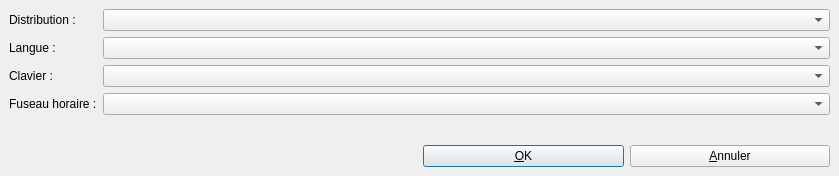
This is ui/ppale/ppale.ui in Sebastux/Anacontux as Qt 5 draws it before an edit. The edited form follows.
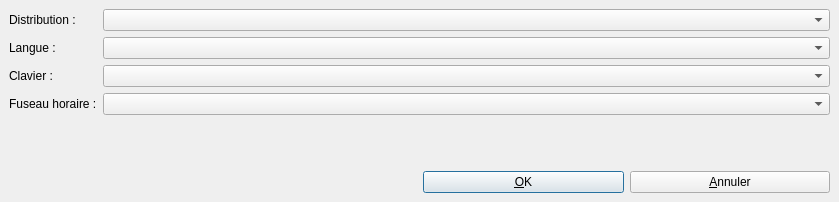
This is the edited form. Icons and pictures are not drawn.

Commit message: Ajout de commentaires sur les composants.

```diff
--- a/ui/ppale/ppale.ui
+++ b/ui/ppale/ppale.ui
@@ -7,7 +7,7 @@
     <x>0</x>
     <y>0</y>
     <width>839</width>
-    <height>176</height>
+    <height>202</height>
    </rect>
   </property>
   <property name="windowTitle">
```
Left out of the diff: 17 changed lines with no effect on the pictures.
